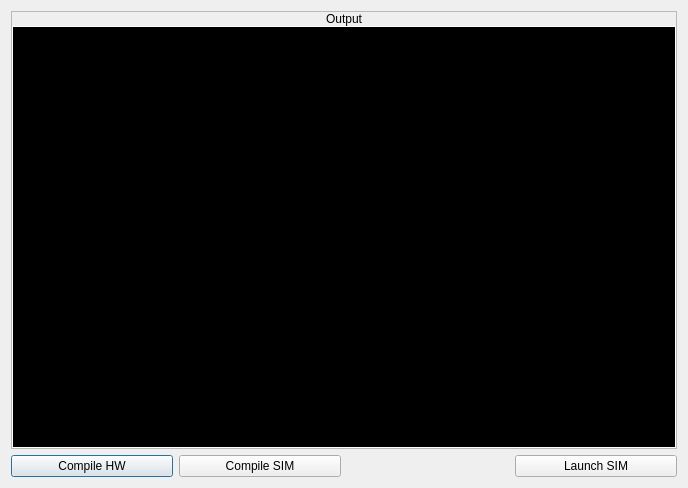
tuxinator2009/PreludeToADream-Pokitto, file editor/src/compiledata.ui: the form before one commit.
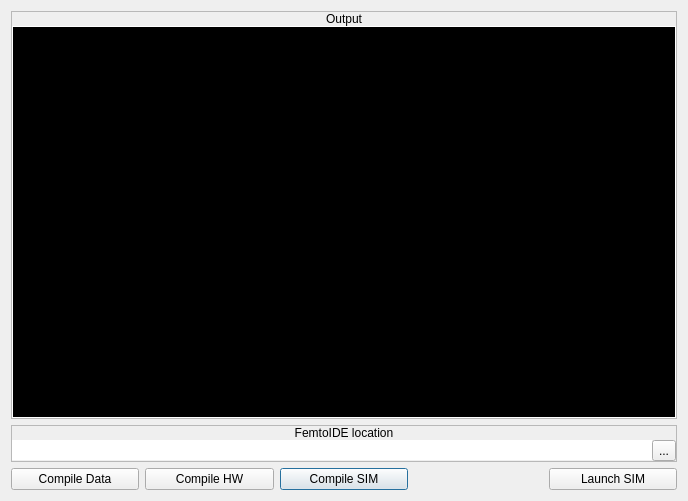
The form after the commit.

Diff of the .ui file:
```diff
--- a/editor/src/compiledata.ui
+++ b/editor/src/compiledata.ui
@@ -7,7 +7,7 @@
     <x>0</x>
     <y>0</y>
     <width>688</width>
-    <height>488</height>
+    <height>501</height>
    </rect>
   </property>
   <property name="windowTitle">
@@ -26,7 +26,38 @@
 }</string>
   </property>
   <layout class="QGridLayout" name="gridLayout">
-   <item row="0" column="0" colspan="4">
+   <item row="2" column="3">
+    <widget class="QWidget" name="widget_2" native="true"/>
+   </item>
+   <item row="2" column="2">
+    <widget class="QPushButton" name="btnCompileSIM">
+     <property name="text">
+      <string>Compile SIM</string>
+     </property>
+    </widget>
+   </item>
+   <item row="2" column="4">
+    <widget class="QPushButton" name="btnLaunchSIM">
+     <property name="text">
+      <string>Launch SIM</string>
+     </property>
+    </widget>
+   </item>
+   <item row="2" column="1">
+    <widget class="QPushButton" name="btnCompileHW">
+     <property name="text">
+      <string>Compile HW</string>
+     </property>
+    </widget>
+   </item>
+   <item row="2" column="0">
+    <widget class="QPushButton" name="btnCompileData">
+     <property name="text">
+      <string>Compile Data</string>
+     </property>
+    </widget>
+   </item>
+   <item row="0" column="0" colspan="5">
     <widget class="QFrame" name="frame">
      <property name="frameShape">
       <enum>QFrame::StyledPanel</enum>
@@ -110,28 +141,79 @@
      </layout>
     </widget>
    </item>
-   <item row="1" column="0">
-    <widget class="QPushButton" name="btnCompileHW">
-     <property name="text">
-      <string>Compile HW</string>
+   <item row="1" column="0" colspan="5">
+    <widget class="QFrame" name="frame_2">
+     <property name="frameShape">
+      <enum>QFrame::StyledPanel</enum>
      </property>
-    </widget>
-   </item>
-   <item row="1" column="1">
-    <widget class="QPushButton" name="btnCompileSIM">
-     <property name="text">
-      <string>Compile SIM</string>
+     <property name="frameShadow">
+      <enum>QFrame::Raised</enum>
      </property>
-    </widget>
-   </item>
-   <item row="1" column="2">
-    <widget class="QWidget" name="widget_2" native="true"/>
-   </item>
-   <item row="1" column="3">
-    <widget class="QPushButton" name="btnLaunchSIM">
-     <property name="text">
-      <string>Launch SIM</string>
-     </property>
+     <layout class="QVBoxLayout" name="verticalLayout_3">
+      <property name="spacing">
+       <number>0</number>
+      </property>
+      <property name="leftMargin">
+       <number>0</number>
+      </property>
+      <property name="topMargin">
+       <number>0</number>
+      </property>
+      <property name="rightMargin">
+       <number>0</number>
+      </property>
+      <property name="bottomMargin">
+       <number>0</number>
+      </property>
+      <item>
+       <widget class="QLabel" name="label_2">
+        <property name="text">
+         <string>FemtoIDE location</string>
+        </property>
+        <property name="alignment">
+         <set>Qt::AlignCenter</set>
+        </property>
+       </widget>
+      </item>
+      <item>
+       <widget class="QWidget" name="widget_3" native="true">
+        <layout class="QHBoxLayout" name="horizontalLayout">
+         <property name="spacing">
+          <number>0</number>
+         </property>
+         <property name="leftMargin">
+          <number>0</number>
+         </property>
+         <property name="topMargin">
+          <number>0</number>
+         </property>
+         <property name="rightMargin">
+          <number>0</number>
+         </property>
+         <property name="bottomMargin">
+          <number>0</number>
+         </property>
+         <item>
+          <widget class="QLineEdit" name="leFemtoIDELocation">
+           <property name="frame">
+            <bool>false</bool>
+           </property>
+           <property name="readOnly">
+            <bool>true</bool>
+           </property>
+          </widget>
+         </item>
+         <item>
+          <widget class="QToolButton" name="btnBrowseFemtoIDE">
+           <property name="text">
+            <string>...</string>
+           </property>
+          </widget>
+         </item>
+        </layout>
+       </widget>
+      </item>
+     </layout>
     </widget>
    </item>
   </layout>
```
